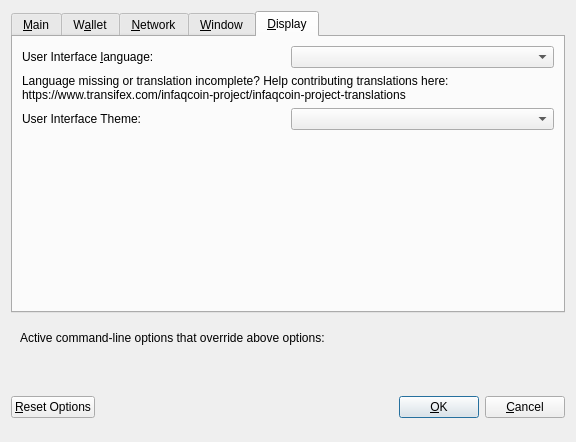
Old version of the form src/qt/forms/optionsdialog.ui in the repository INFAQCOIN/INFAQ.
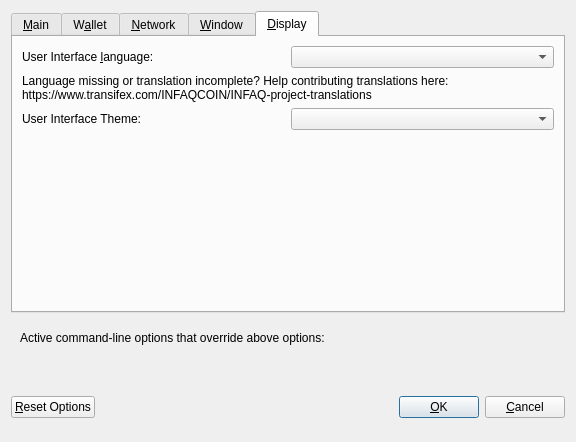
New version of the form. The open tabs and pages were chosen to show the change. Custom widgets are drawn as their Qt base class.

The edit to the form file:
```diff
--- a/src/qt/forms/optionsdialog.ui
+++ b/src/qt/forms/optionsdialog.ui
@@ -428,7 +428,7 @@
          </property>
          <property name="text">
           <string>Language missing or translation incomplete? Help contributing translations here:
-https://www.transifex.com/infaqcoin-project/infaqcoin-project-translations</string>
+https://www.transifex.com/INFAQCOIN/INFAQ-project-translations</string>
          </property>
          <property name="wordWrap">
           <bool>true</bool>
```
